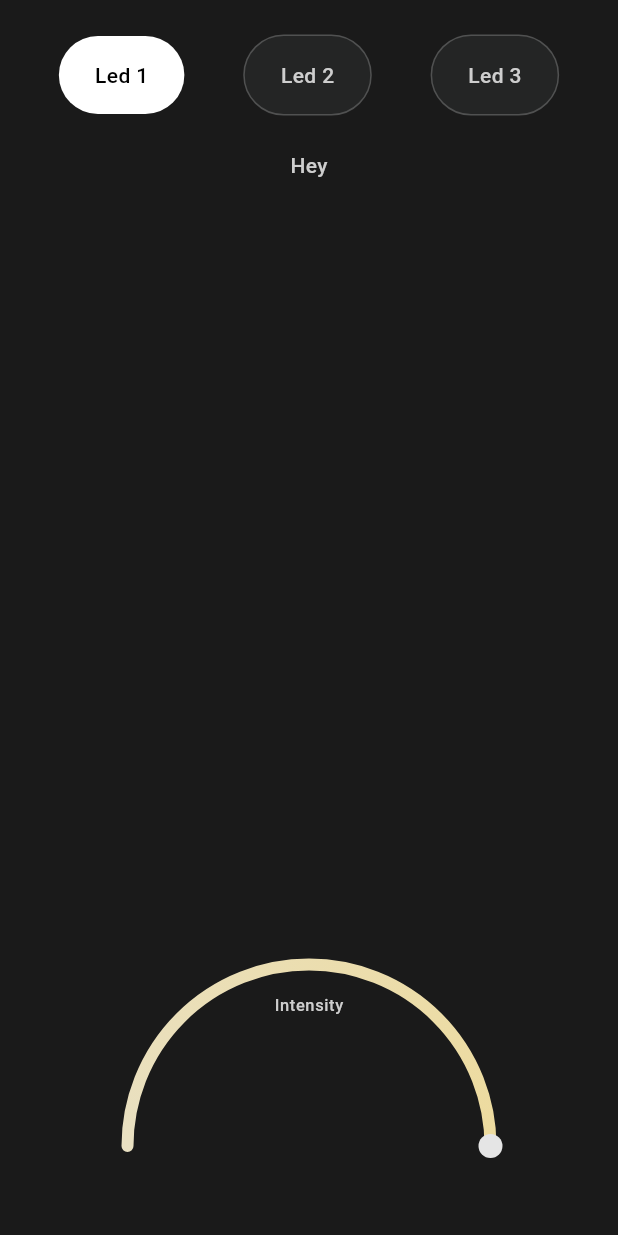
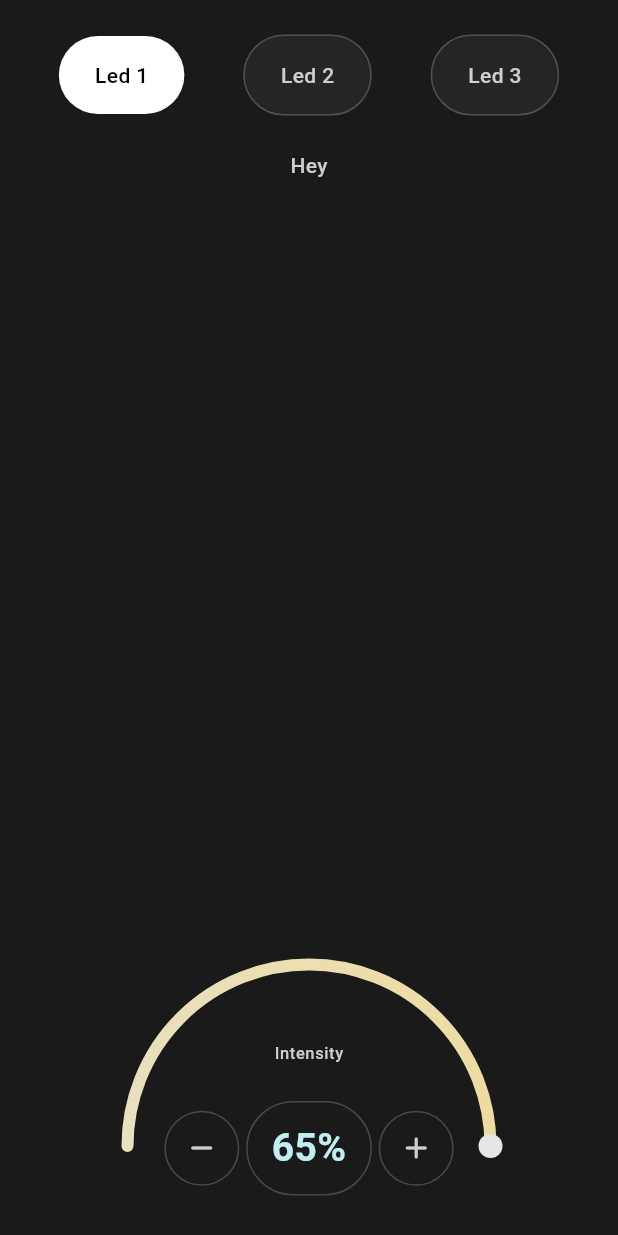
Before and after one commit to KenStarry/Flutter_IOT_Based_Smart_Lighting, a Flutter app: the screen it shows after launch, on a phone screen of 412 x 824 dp. Run offline on Flutter 3.47's test engine with Material 3 defaults, Android fonts, the phone set to English and light mode, and no system bars; drawn by our look-alikes of sleek_circular_slider; our stand-ins replace get; Roboto replaces fonts that are missing (DMSans).

Commit message:
Led Intensity section UI overhauls

```diff
--- a/lib/feature_home/presentation/components/led_intensity_section.dart
+++ b/lib/feature_home/presentation/components/led_intensity_section.dart
@@ -15,7 +15,6 @@ class LedIntensitySection extends StatefulWidget {
 }
 
 class _LedIntensitySectionState extends State<LedIntensitySection> {
-
   late final HomeController _homeController;
 
   @override
@@ -36,12 +35,9 @@ class _LedIntensitySectionState extends State<LedIntensitySection> {
           startAngle: 180,
           angleRange: 180,
           customWidths: CustomSliderWidths(
-              trackWidth: 8,
-              progressBarWidth: 8,
-              handlerSize: 8),
+              trackWidth: 8, progressBarWidth: 8, handlerSize: 8),
           customColors: CustomSliderColors(
-              trackColor:
-              Theme.of(context).scaffoldBackgroundColor,
+              trackColor: Theme.of(context).scaffoldBackgroundColor,
               progressBarColors: [
                 textWhite700,
                 gold,
@@ -49,28 +45,87 @@ class _LedIntensitySectionState extends State<LedIntensitySection> {
               hideShadow: true,
               dynamicGradient: true,
               dotColor: textWhite700)),
-      onChange: (value){
+      onChange: (value) {
         print("VALUEEE : ${value}");
       },
       innerWidget: (value) => Container(
         padding: const EdgeInsets.all(8),
         margin: const EdgeInsets.all(16),
         decoration: BoxDecoration(
-            color:
-            Theme.of(context).scaffoldBackgroundColor,
+            color: Theme.of(context).scaffoldBackgroundColor,
             shape: BoxShape.circle),
         child: Column(
+          mainAxisAlignment: MainAxisAlignment.start,
           children: [
+            const SizedBox(height: 32),
             Text('Intensity', style: Theme.of(context).textTheme.bodySmall),
+
+            const SizedBox(height: 24),
 
             //  controls
             Row(
+              mainAxisAlignment: MainAxisAlignment.spaceEvenly,
+              crossAxisAlignment: CrossAxisAlignment.center,
               children: [
                 //  minus
+                Container(
+                  width: 50,
+                  height: 50,
+                  decoration: BoxDecoration(
+                      shape: BoxShape.circle,
+                      color: Theme.of(context).scaffoldBackgroundColor,
+                      border: Border.all(
+                        color: Colors.white.withOpacity(0.2),
+                        width: 1,
+                      )),
+                  child: const Center(
+                    child: Icon(
+                      Icons.remove_rounded,
+                      color: textWhite500,
+                    ),
+                  ),
+                ),
 
                 //  percentage icon
+                Container(
+                  padding:
+                      const EdgeInsets.symmetric(horizontal: 16, vertical: 12),
+                  decoration: BoxDecoration(
+                      borderRadius: BorderRadius.circular(150),
+                      color: Theme.of(context).scaffoldBackgroundColor,
+                      border: Border.all(
+                        color: Colors.white.withOpacity(0.2),
+                        width: 1,
+                      )),
+                  child: Text('65%',
+                      style: TextStyle(
+                          fontSize:
+                              Theme.of(context).textTheme.titleLarge!.fontSize,
+                          fontWeight: Theme.of(context)
+                              .textTheme
+                              .titleLarge!
+                              .fontWeight,
+                          color: Theme.of(context).primaryColor)),
+                ),
 
                 // add icon
+                Container(
+                  width: 50,
+                  height: 50,
+                  decoration: BoxDecoration(
+                      shape: BoxShape.circle,
+                      color: Theme.of(context).scaffoldBackgroundColor,
+                      border: Border.all(
+                        color: Colors.white.withOpacity(0.2),
+                        width: 1,
+                      )),
+                  child: const Center(
+                    child: Icon(
+                      Icons.add_rounded,
+                      color: textWhite500,
+                    ),
+                  ),
+                ),
               ],
             )
           ],
```
